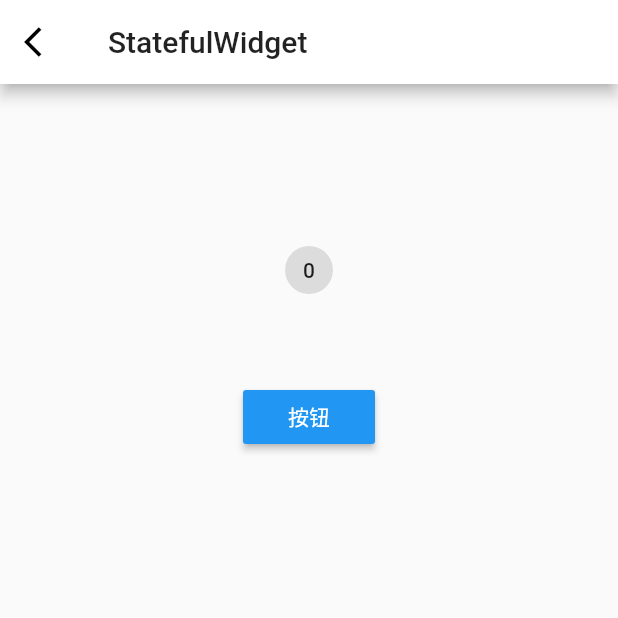
After one commit to serge66/flutter_widget_demo, a Flutter app: the screen it shows after launch, after a tap on "StatefulWidget", on a phone screen of 412 x 824 dp, the top half of it. The commit adds this screen. Run offline on Flutter 3.47's test engine with Material 2 defaults, Android fonts, the phone set to English and light mode, and no system bars; our stand-ins replace dio; network calls fail.

```diff
--- a/lib/main.dart
+++ b/lib/main.dart
@@ -1,10 +1,13 @@
 import 'package:flutter/material.dart';
 import 'view/JFRegister.dart';
+import 'view/MyTabs.dart';
 import 'widget/MyContainer.dart';
 import 'widget/MyGridView.dart';
 import 'widget/MyList.dart';
 import 'widget/MyPhoto.dart';
+import 'widget/MyStatefulWidget.dart';
 import 'widget/RowColumnExpanded.dart';
+import 'widget/MyCard.dart';
 
 void main() => runApp(MyApp2());
 
@@ -103,6 +106,47 @@ class MyApp2 extends StatelessWidget {
                               MaterialPageRoute(
                                   builder: (context) => RowColumnExpanded(
                                       title: "Row Column Expanded")));
+                        },
+                      ),
+                    ),
+                    Container(
+                      padding: const EdgeInsets.all(5),
+                      height: 50,
+                      child: RaisedButton(
+                        child: Text("Card"),
+                        onPressed: () {
+                          Navigator.push(
+                              context,
+                              MaterialPageRoute(
+                                  builder: (context) => MyCard(title: "Card")));
+                        },
+                      ),
+                    ),
+                    Container(
+                      padding: const EdgeInsets.all(5),
+                      height: 50,
+                      child: RaisedButton(
+                        child: Text("StatefulWidget"),
+                        onPressed: () {
+                          Navigator.push(
+                              context,
+                              MaterialPageRoute(
+                                  builder: (context) => MyStatefulWidget(
+                                      title: "StatefulWidget")));
+                        },
+                      ),
+                    ),
+                    Container(
+                      padding: const EdgeInsets.all(5),
+                      height: 50,
+                      child: RaisedButton(
+                        child: Text("BottomNavigationBar"),
+                        onPressed: () {
+                          Navigator.push(
+                              context,
+                              MaterialPageRoute(
+                                  builder: (context) =>
+                                      MyTabs(title: "BottomNavigationBar")));
                         },
                       ),
                     ),
--- /dev/null
+++ b/lib/widget/MyStatefulWidget.dart
@@ -0,0 +1,51 @@
+import 'package:flutter/material.dart';
+
+class MyStatefulWidget extends StatefulWidget {
+  MyStatefulWidget({this.title = "Demo"});
+  final String title;
+  @override
+  _MyContainerState createState() => _MyContainerState();
+}
+
+class _MyContainerState extends State<MyStatefulWidget> {
+  int _count = 0;
+
+  @override
+  Widget build(BuildContext context) {
+    return Scaffold(
+      appBar: AppBar(
+          title: Text(widget.title),
+          leading: IconButton(
+            icon: Icon(Icons.arrow_back_ios),
+            onPressed: () => Navigator.pop(context),
+          )),
+      body: Center(
+        child: Column(
+          children: <Widget>[
+            SizedBox(
+              height: 100,
+            ),
+            Chip(
+              label: Text("$_count"),
+            ),
+            SizedBox(
+              height: 50,
+            ),
+            RaisedButton(
+              child: Text(
+                "按钮",
+                style: TextStyle(color: Colors.white),
+              ),
+              color: Theme.of(context).accentColor,
+              onPressed: () {
+                setState(() {
+                  this._count++;
+                });
+              },
+            )
+          ],
+        ),
+      ),
+    );
+  }
+}
```
Also changed, not shown: lib/view/MyContactPage.dart (added, +10 -0 lines), lib/view/MyMinePage.dart (added, +10 -0 lines), lib/view/MyProjectPage.dart (added, +10 -0 lines), lib/view/MyTabs.dart (added, +61 -0 lines), lib/view/MyWorkPage.dart (added, +10 -0 lines), lib/widget/MyCard.dart (added, +111 -0 lines).
